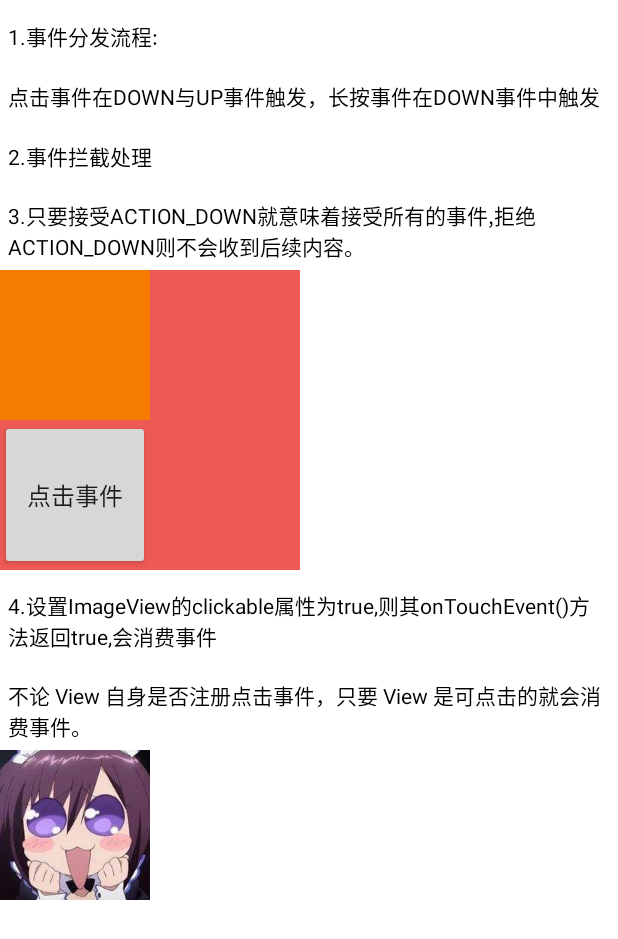
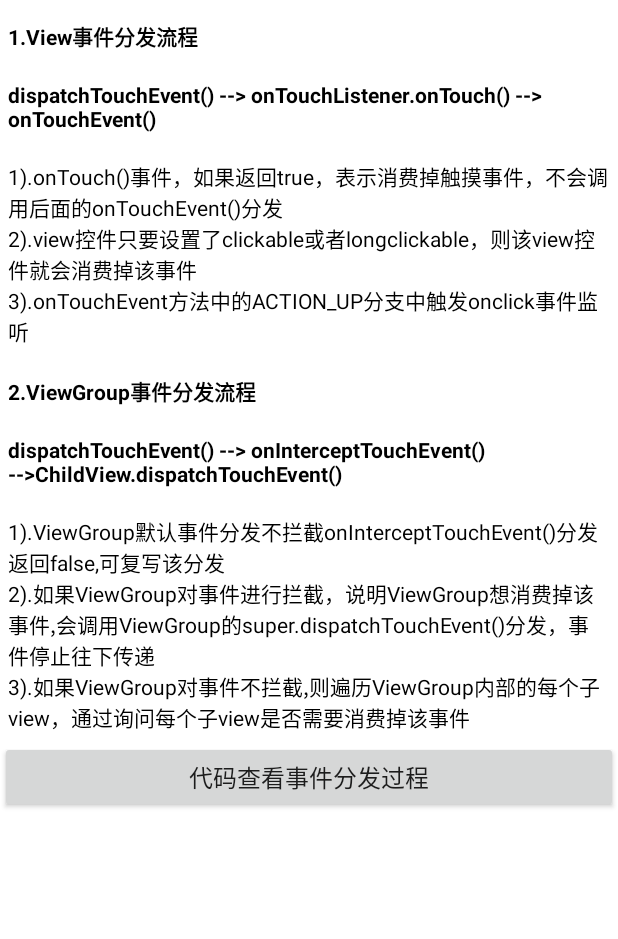
Before and after one commit to Timmy-zzh/AacGank, an Android app: the layout activity_motion_event.xml on its own in the app's theme, with its tools: preview values and no code run, on a phone screen of 412 x 824 dp. Shown: the top 939 px of the screen. Run offline under Robolectric (Android 15) with nearby library versions, the phone set to English and light mode, and no system bars.

Commit message:
事件分发流程

```diff
--- a/androidbase/src/main/AndroidManifest.xml
+++ b/androidbase/src/main/AndroidManifest.xml
@@ -34,7 +34,7 @@
             android:name=".service.UploadImgIntentService"
             android:exported="false" />
 
-        <!--Binder-->
+        <!-- Binder -->
         <activity
             android:name=".binder.BinderActivity"
             android:label="Binder知识点" />
@@ -54,7 +54,7 @@
         <activity
             android:name=".broadcastReceiver.BroadcaseReceiverActivity"
             android:label="BroadcaseReceiver知识点" />
-        <!--静态注册广播-->
+        <!-- 静态注册广播 -->
         <receiver android:name=".broadcastReceiver.NormalReceiver">
             <intent-filter>
                 <action android:name="com.timmy.broadcast.action.normal" />
@@ -123,6 +123,7 @@
         <activity
             android:name=".uiDraw.UIDrawActivity"
             android:label="UI绘制" />
+        <activity android:name=".motionEvent.EventSecondActivity"></activity>
     </application>
 
 </manifest>
--- a/androidbase/src/main/res/layout/activity_motion_event.xml
+++ b/androidbase/src/main/res/layout/activity_motion_event.xml
@@ -15,7 +15,29 @@
             android:layout_height="wrap_content"
             android:layout_marginTop="8dp"
             android:padding="5dp"
-            android:text="1.事件分发流程:"
+            android:text="1.View事件分发流程"
+            android:textColor="@color/black"
+            android:textSize="14sp"
+            android:textStyle="bold" />
+
+        <TextView
+            android:layout_width="wrap_content"
+            android:layout_height="wrap_content"
+            android:layout_marginTop="8dp"
+            android:padding="5dp"
+            android:text="dispatchTouchEvent() --> onTouchListener.onTouch() --> onTouchEvent()"
+            android:textColor="@color/black"
+            android:textSize="14sp"
+            android:textStyle="bold" />
+
+        <TextView
+            android:layout_width="wrap_content"
+            android:layout_height="wrap_content"
+            android:layout_marginTop="8dp"
+            android:padding="5dp"
+            android:text="1).onTouch()事件，如果返回true，表示消费掉触摸事件，不会调用后面的onTouchEvent()分发
+\n2).view控件只要设置了clickable或者longclickable，则该view控件就会消费掉该事件
+\n3).onTouchEvent方法中的ACTION_UP分支中触发onclick事件监听"
             android:textColor="@color/black"
             android:textSize="14sp" />
 
@@ -24,76 +46,37 @@
             android:layout_height="wrap_content"
             android:layout_marginTop="8dp"
             android:padding="5dp"
-            android:text="点击事件在DOWN与UP事件触发，长按事件在DOWN事件中触发"
+            android:text="2.ViewGroup事件分发流程"
             android:textColor="@color/black"
-            android:textSize="14sp" />
+            android:textSize="14sp"
+            android:textStyle="bold" />
 
         <TextView
             android:layout_width="wrap_content"
             android:layout_height="wrap_content"
             android:layout_marginTop="8dp"
             android:padding="5dp"
-            android:text="2.事件拦截处理"
+            android:text="dispatchTouchEvent() --> onInterceptTouchEvent() -->ChildView.dispatchTouchEvent()"
             android:textColor="@color/black"
-            android:textSize="14sp" />
+            android:textSize="14sp"
+            android:textStyle="bold" />
 
         <TextView
             android:layout_width="wrap_content"
             android:layout_height="wrap_content"
             android:layout_marginTop="8dp"
             android:padding="5dp"
-            android:text="3.只要接受ACTION_DOWN就意味着接受所有的事件,拒绝ACTION_DOWN则不会收到后续内容。"
+            android:text="1).ViewGroup默认事件分发不拦截onInterceptTouchEvent()分发返回false,可复写该分发
+\n2).如果ViewGroup对事件进行拦截，说明ViewGroup想消费掉该事件,会调用ViewGroup的super.dispatchTouchEvent()分发，事件停止往下传递
+\n3).如果ViewGroup对事件不拦截,则遍历ViewGroup内部的每个子view，通过询问每个子view是否需要消费掉该事件"
             android:textColor="@color/black"
             android:textSize="14sp" />
 
-        <com.timmy.androidbase.motionEvent.MyFrameLayout
-            android:id="@+id/frame_layout"
-            android:layout_width="200dp"
-            android:layout_height="200dp"
-            android:background="@color/c_redeem">
-
-            <com.timmy.androidbase.motionEvent.MyTextView
-                android:id="@+id/tv"
-                android:layout_width="100dp"
-                android:layout_height="100dp"
-                android:layout_gravity="top"
-                android:background="@color/orange" />
-
-
-            <com.timmy.androidbase.motionEvent.MyButton
-                android:id="@+id/btn"
-                android:layout_width="100dp"
-                android:layout_height="100dp"
-                android:layout_gravity="bottom"
-                android:text="点击事件"
-                android:textAllCaps="false" />
-
-        </com.timmy.androidbase.motionEvent.MyFrameLayout>
-
-        <TextView
-            android:layout_width="wrap_content"
-            android:layout_height="wrap_content"
-            android:layout_marginTop="8dp"
-            android:padding="5dp"
-            android:text="4.设置ImageView的clickable属性为true,则其onTouchEvent()方法返回true,会消费事件"
-            android:textColor="@color/black"
-            android:textSize="14sp" />
-
-        <TextView
-            android:layout_width="wrap_content"
-            android:layout_height="wrap_content"
-            android:layout_marginTop="8dp"
-            android:padding="5dp"
-            android:text="不论 View 自身是否注册点击事件，只要 View 是可点击的就会消费事件。"
-            android:textColor="@color/black"
-            android:textSize="14sp" />
-
-        <ImageView
-            android:layout_width="100dp"
-            android:layout_height="100dp"
-            android:clickable="true"
-            android:scaleType="centerCrop"
-            android:src="@mipmap/img_dongman" />
+        <Button
+            android:layout_width="match_parent"
+            android:text="代码查看事件分发过程"
+            android:onClick="eventCode"
+            android:layout_height="wrap_content" />
     </LinearLayout>
 
 </ScrollView>
--- a/app/src/main/java/com/timmy/aacgank/ui/my/TechnologyPageFragment.java
+++ b/app/src/main/java/com/timmy/aacgank/ui/my/TechnologyPageFragment.java
@@ -96,9 +96,10 @@ public class TechnologyPageFragment extends TPageLazyBaseFragment<ViewRecyclerVi
                 pageListOne.add(new MainModel(MainTag.ANDROID.TAG_BROADCASTRECEIVER, "BroadcastReceiver"));
                 pageListOne.add(new MainModel(MainTag.ANDROID.TAG_CONTENTPROVIDER, "ContentProvider"));
 
+                pageListOne.add(new MainModel(MainTag.ANDROID.TAG_MOTION_EVENT, "事件分发"));
+
                 pageListOne.add(new MainModel(MainTag.ANDROID.TAG_BEHAVIOR, "Behavior"));
                 pageListOne.add(new MainModel(MainTag.ANDROID.TAG_DATA_BASE, "数据存储"));
-                pageListOne.add(new MainModel(MainTag.ANDROID.TAG_MOTION_EVENT, "事件分发"));
                 pageListOne.add(new MainModel(MainTag.ANDROID.TAG_UI_DRAW, "UI绘制流程"));
                 pageListOne.add(new MainModel(MainTag.ANDROID.TAG_PAINT, "绘图操作:Canvas,Path与Paint使用"));
                 pageListOne.add(new MainModel(MainTag.ANDROID.TAG_ANIMATION, "动画"));
```
Also changed, not shown: androidbase/src/main/java/com/timmy/androidbase/motionEvent/EventSecondActivity.java (added, +31 -0 lines), androidbase/src/main/java/com/timmy/androidbase/motionEvent/MotionEventActivity.java (+4 -17 lines), androidbase/src/main/res/layout/activity_event_second.xml (added, +43 -0 lines).
